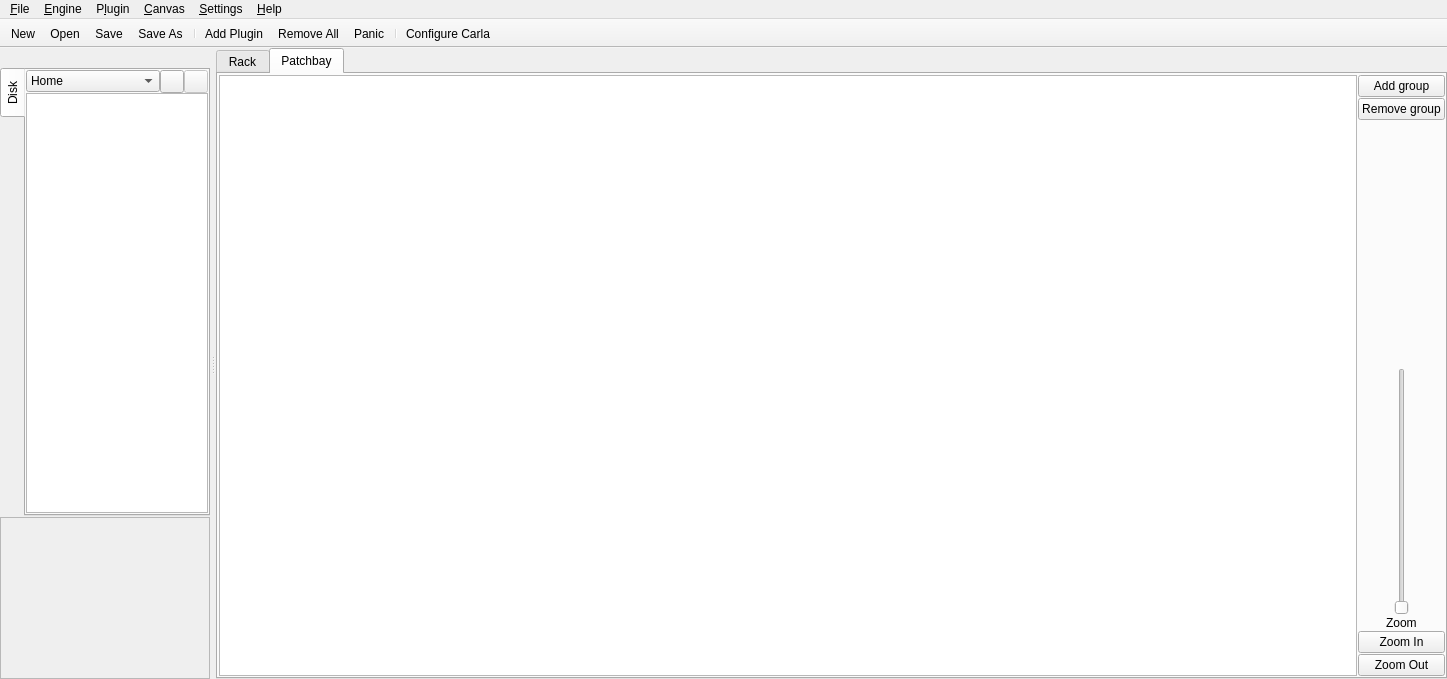
ViktorNova/Carla, file resources/ui/carla_host.ui: the form before one commit.
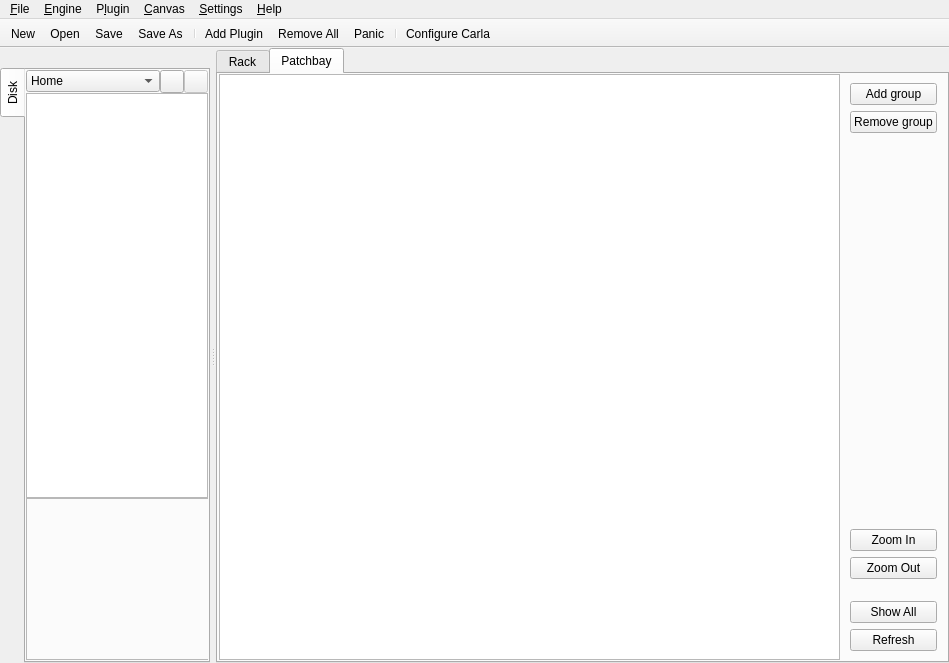
The form after the commit. Icons and pictures are not drawn. Custom widgets are drawn as their Qt base class.

Commit message: All sidebar buttons now work, added refresh button

Patch:
```diff
--- a/resources/ui/carla_host.ui
+++ b/resources/ui/carla_host.ui
@@ -6,8 +6,8 @@
    <rect>
     <x>0</x>
     <y>0</y>
-    <width>1447</width>
-    <height>679</height>
+    <width>949</width>
+    <height>663</height>
    </rect>
   </property>
   <property name="windowTitle">
@@ -135,8 +135,18 @@
         <item row="2" column="0">
          <widget class="DigitalPeakMeter" name="peak_in" native="true"/>
         </item>
-        <item row="2" column="5">
-         <layout class="QVBoxLayout" name="side_buttons">
+        <item row="2" column="1">
+         <widget class="QGraphicsView" name="graphicsView"/>
+        </item>
+        <item row="2" column="3">
+         <widget class="DigitalPeakMeter" name="peak_out" native="true">
+          <zorder>remove_group</zorder>
+          <zorder>sideButtons</zorder>
+         </widget>
+        </item>
+        <item row="2" column="2">
+         <widget class="QFrame" name="sideButtons">
+          <layout class="QVBoxLayout" name="verticalLayout_2">
           <item>
            <widget class="QPushButton" name="add_group">
             <property name="text">
@@ -152,7 +162,7 @@
            </widget>
           </item>
           <item>
-           <spacer name="verticalSpacer">
+            <spacer name="verticalSpacer_2">
             <property name="orientation">
              <enum>Qt::Vertical</enum>
             </property>
@@ -164,44 +174,53 @@
             </property>
            </spacer>
           </item>
-          <item alignment="Qt::AlignHCenter">
-           <widget class="QSlider" name="zoom_slider">
-            <property name="orientation">
-             <enum>Qt::Vertical</enum>
-            </property>
-           </widget>
-          </item>
-          <item alignment="Qt::AlignHCenter">
-           <widget class="QLabel" name="zoom">
-            <property name="text">
-             <string>Zoom</string>
-            </property>
-           </widget>
-          </item>
           <item>
-           <widget class="QPushButton" name="zoom_in">
+            <widget class="QPushButton" name="canvas_sidebar_zoom_in">
             <property name="text">
              <string>Zoom In</string>
             </property>
            </widget>
           </item>
           <item>
-           <widget class="QPushButton" name="zoom_out">
+            <widget class="QPushButton" name="canvas_sidebar_zoom_out">
             <property name="text">
              <string>Zoom Out</string>
             </property>
            </widget>
           </item>
-         </layout>
-        </item>
-        <item row="1" column="5">
-         <widget class="DigitalPeakMeter" name="peak_out" native="true">
-          <zorder>remove_group</zorder>
+           <item>
+            <spacer name="verticalSpacer">
+             <property name="orientation">
+              <enum>Qt::Vertical</enum>
+             </property>
+             <property name="sizeType">
+              <enum>QSizePolicy::Fixed</enum>
+             </property>
+             <property name="sizeHint" stdset="0">
+              <size>
+               <width>20</width>
+               <height>16</height>
+              </size>
+             </property>
+            </spacer>
+           </item>
+           <item>
+            <widget class="QPushButton" name="canvas_sidebar_zoom_fit">
+             <property name="text">
+              <string>Show All</string>
+             </property>
+            </widget>
+           </item>
+           <item>
+            <widget class="QPushButton" name="canvas_sidebar_refresh">
+             <property name="text">
+              <string>Refresh</string>
+             </property>
+            </widget>
+           </item>
+          </layout>
          </widget>
         </item>
-        <item row="2" column="1">
-         <widget class="QGraphicsView" name="graphicsView"/>
-        </item>
        </layout>
       </widget>
      </widget>
@@ -213,7 +232,7 @@
     <rect>
      <x>0</x>
      <y>0</y>
-     <width>1447</width>
+     <width>949</width>
      <height>26</height>
     </rect>
    </property>
@@ -287,10 +306,12 @@
     <property name="title">
      <string>&amp;Settings</string>
     </property>
-    <addaction name="act_settings_show_time_panel"/>
     <addaction name="act_settings_show_toolbar"/>
+    <addaction name="act_settings_show_browser"/>
+    <addaction name="separator"/>
     <addaction name="act_settings_show_meters"/>
     <addaction name="act_settings_show_keyboard"/>
+    <addaction name="act_settings_show_sidebar"/>
     <addaction name="separator"/>
     <addaction name="act_settings_configure"/>
    </widget>
@@ -468,10 +489,6 @@
              </property>
             </widget>
            </item>
-          </layout>
-         </widget>
-        </widget>
-       </item>
        <item>
         <widget class="CanvasPreviewFrame" name="miniCanvasPreview">
          <property name="minimumSize">
@@ -498,6 +515,10 @@
         </widget>
        </item>
       </layout>
+         </widget>
+        </widget>
+       </item>
+      </layout>
      </item>
     </layout>
    </widget>
@@ -801,6 +822,9 @@
    <property name="checkable">
     <bool>true</bool>
    </property>
+   <property name="checked">
+    <bool>true</bool>
+   </property>
    <property name="text">
     <string>Show &amp;Toolbar</string>
    </property>
@@ -869,6 +893,28 @@
     <string>&amp;Show Time Panel</string>
    </property>
   </action>
+  <action name="act_settings_show_sidebar">
+   <property name="checkable">
+    <bool>true</bool>
+   </property>
+   <property name="checked">
+    <bool>true</bool>
+   </property>
+   <property name="text">
+    <string>Show Canvas Sidebar</string>
+   </property>
+  </action>
+  <action name="act_settings_show_browser">
+   <property name="checkable">
+    <bool>true</bool>
+   </property>
+   <property name="checked">
+    <bool>true</bool>
+   </property>
+   <property name="text">
+    <string>Show Browser</string>
+   </property>
+  </action>
  </widget>
  <customwidgets>
   <customwidget>
```
Left out of the diff: 96 changed lines with no effect on the pictures. Lines whose indentation alone changed are shown as unchanged.
